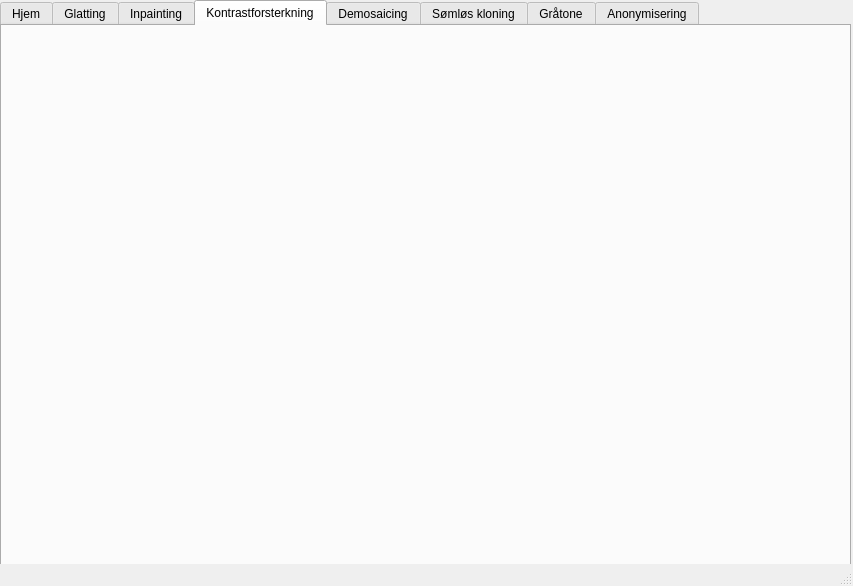
Old version of the form src/gui/mainWindow.ui in the repository jegerud/Sciprog2020project.
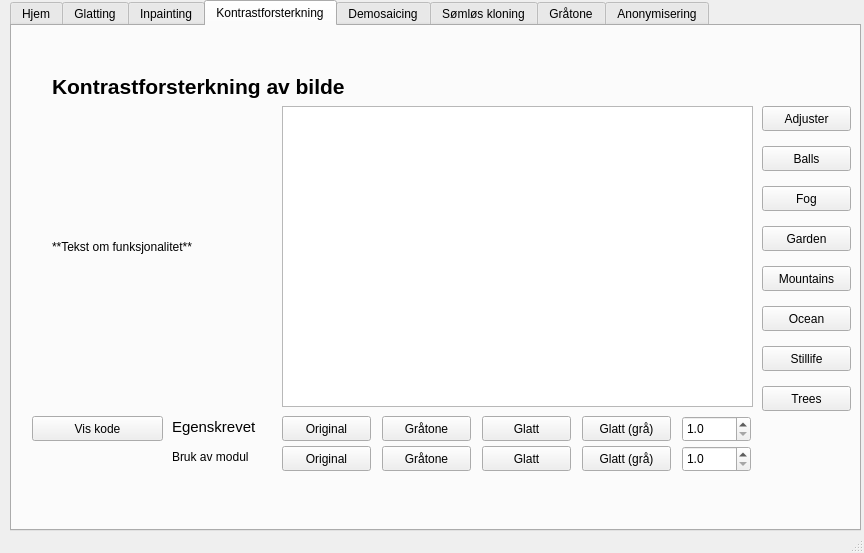
New version of the form. The open tabs and pages were chosen to show the change.

Commit message: Arbeid på UI, dette blir mye jobb

The edit to the form file:
```diff
--- a/src/gui/mainWindow.ui
+++ b/src/gui/mainWindow.ui
@@ -6,8 +6,8 @@
    <rect>
     <x>0</x>
     <y>0</y>
-    <width>853</width>
-    <height>586</height>
+    <width>864</width>
+    <height>553</height>
    </rect>
   </property>
   <property name="windowTitle">
@@ -17,10 +17,10 @@
    <widget class="QTabWidget" name="tabWidget">
     <property name="geometry">
      <rect>
-      <x>0</x>
+      <x>10</x>
       <y>0</y>
       <width>851</width>
-      <height>571</height>
+      <height>531</height>
      </rect>
     </property>
     <property name="tabPosition">
@@ -111,6 +111,344 @@
      <attribute name="title">
       <string>Kontrastforsterkning</string>
      </attribute>
+     <widget class="QGraphicsView" name="graphicsView_5">
+      <property name="geometry">
+       <rect>
+        <x>270</x>
+        <y>80</y>
+        <width>471</width>
+        <height>301</height>
+       </rect>
+      </property>
+     </widget>
+     <widget class="QPushButton" name="pushButton_24">
+      <property name="geometry">
+       <rect>
+        <x>370</x>
+        <y>390</y>
+        <width>89</width>
+        <height>25</height>
+       </rect>
+      </property>
+      <property name="text">
+       <string>Gråtone</string>
+      </property>
+     </widget>
+     <widget class="QPushButton" name="fog_4">
+      <property name="geometry">
+       <rect>
+        <x>750</x>
+        <y>160</y>
+        <width>89</width>
+        <height>25</height>
+       </rect>
+      </property>
+      <property name="text">
+       <string>Fog</string>
+      </property>
+     </widget>
+     <widget class="QPushButton" name="Adjuster_4">
+      <property name="geometry">
+       <rect>
+        <x>750</x>
+        <y>80</y>
+        <width>89</width>
+        <height>25</height>
+       </rect>
+      </property>
+      <property name="text">
+       <string>Adjuster</string>
+      </property>
+     </widget>
+     <widget class="QPushButton" name="mountains_4">
+      <property name="geometry">
+       <rect>
+        <x>750</x>
+        <y>240</y>
+        <width>89</width>
+        <height>25</height>
+       </rect>
+      </property>
+      <property name="text">
+       <string>Mountains</string>
+      </property>
+     </widget>
+     <widget class="QPushButton" name="pushButton_25">
+      <property name="geometry">
+       <rect>
+        <x>750</x>
+        <y>320</y>
+        <width>89</width>
+        <height>25</height>
+       </rect>
+      </property>
+      <property name="text">
+       <string>Stillife</string>
+      </property>
+     </widget>
+     <widget class="QPushButton" name="pushButton_26">
+      <property name="geometry">
+       <rect>
+        <x>20</x>
+        <y>390</y>
+        <width>131</width>
+        <height>25</height>
+       </rect>
+      </property>
+      <property name="text">
+       <string>Vis kode</string>
+      </property>
+     </widget>
+     <widget class="QPushButton" name="pushButton_27">
+      <property name="geometry">
+       <rect>
+        <x>270</x>
+        <y>390</y>
+        <width>89</width>
+        <height>25</height>
+       </rect>
+      </property>
+      <property name="text">
+       <string>Original</string>
+      </property>
+     </widget>
+     <widget class="QPushButton" name="pushButton_28">
+      <property name="geometry">
+       <rect>
+        <x>570</x>
+        <y>390</y>
+        <width>89</width>
+        <height>25</height>
+       </rect>
+      </property>
+      <property name="text">
+       <string>Glatt (grå)</string>
+      </property>
+     </widget>
+     <widget class="QPushButton" name="garden_4">
+      <property name="geometry">
+       <rect>
+        <x>750</x>
+        <y>200</y>
+        <width>89</width>
+        <height>25</height>
+       </rect>
+      </property>
+      <property name="text">
+       <string>Garden</string>
+      </property>
+     </widget>
+     <widget class="QPushButton" name="pushButton_29">
+      <property name="geometry">
+       <rect>
+        <x>470</x>
+        <y>390</y>
+        <width>89</width>
+        <height>25</height>
+       </rect>
+      </property>
+      <property name="text">
+       <string>Glatt</string>
+      </property>
+     </widget>
+     <widget class="QPushButton" name="ocean_4">
+      <property name="geometry">
+       <rect>
+        <x>750</x>
+        <y>280</y>
+        <width>89</width>
+        <height>25</height>
+       </rect>
+      </property>
+      <property name="text">
+       <string>Ocean</string>
+      </property>
+     </widget>
+     <widget class="QDoubleSpinBox" name="doubleSpinBox_3">
+      <property name="geometry">
+       <rect>
+        <x>670</x>
+        <y>390</y>
+        <width>69</width>
+        <height>26</height>
+       </rect>
+      </property>
+      <property name="decimals">
+       <number>1</number>
+      </property>
+      <property name="minimum">
+       <double>1.000000000000000</double>
+      </property>
+      <property name="maximum">
+       <double>4.000000000000000</double>
+      </property>
+     </widget>
+     <widget class="QPushButton" name="trees_4">
+      <property name="geometry">
+       <rect>
+        <x>750</x>
+        <y>360</y>
+        <width>89</width>
+        <height>25</height>
+       </rect>
+      </property>
+      <property name="text">
+       <string>Trees</string>
+      </property>
+     </widget>
+     <widget class="QPushButton" name="balls_4">
+      <property name="geometry">
+       <rect>
+        <x>750</x>
+        <y>120</y>
+        <width>89</width>
+        <height>25</height>
+       </rect>
+      </property>
+      <property name="text">
+       <string>Balls</string>
+      </property>
+     </widget>
+     <widget class="QLabel" name="label_9">
+      <property name="geometry">
+       <rect>
+        <x>40</x>
+        <y>30</y>
+        <width>761</width>
+        <height>61</height>
+       </rect>
+      </property>
+      <property name="font">
+       <font>
+        <pointsize>16</pointsize>
+        <weight>75</weight>
+        <italic>false</italic>
+        <bold>true</bold>
+        <underline>false</underline>
+       </font>
+      </property>
+      <property name="text">
+       <string>Kontrastforsterkning av bilde</string>
+      </property>
+     </widget>
+     <widget class="QPushButton" name="pushButton_30">
+      <property name="geometry">
+       <rect>
+        <x>370</x>
+        <y>420</y>
+        <width>89</width>
+        <height>25</height>
+       </rect>
+      </property>
+      <property name="text">
+       <string>Gråtone</string>
+      </property>
+     </widget>
+     <widget class="QPushButton" name="pushButton_31">
+      <property name="geometry">
+       <rect>
+        <x>470</x>
+        <y>420</y>
+        <width>89</width>
+        <height>25</height>
+       </rect>
+      </property>
+      <property name="text">
+       <string>Glatt</string>
+      </property>
+     </widget>
+     <widget class="QPushButton" name="pushButton_32">
+      <property name="geometry">
+       <rect>
+        <x>270</x>
+        <y>420</y>
+        <width>89</width>
+        <height>25</height>
+       </rect>
+      </property>
+      <property name="text">
+       <string>Original</string>
+      </property>
+     </widget>
+     <widget class="QDoubleSpinBox" name="doubleSpinBox_4">
+      <property name="geometry">
+       <rect>
+        <x>670</x>
+        <y>420</y>
+        <width>69</width>
+        <height>26</height>
+       </rect>
+      </property>
+      <property name="decimals">
+       <number>1</number>
+      </property>
+      <property name="minimum">
+       <double>1.000000000000000</double>
+      </property>
+      <property name="maximum">
+       <double>4.000000000000000</double>
+      </property>
+     </widget>
+     <widget class="QPushButton" name="pushButton_33">
+      <property name="geometry">
+       <rect>
+        <x>570</x>
+        <y>420</y>
+        <width>89</width>
+        <height>25</height>
+       </rect>
+      </property>
+      <property name="text">
+       <string>Glatt (grå)</string>
+      </property>
+     </widget>
+     <widget class="QLabel" name="label_10">
+      <property name="geometry">
+       <rect>
+        <x>160</x>
+        <y>380</y>
+        <width>91</width>
+        <height>41</height>
+       </rect>
+      </property>
+      <property name="font">
+       <font>
+        <pointsize>11</pointsize>
+       </font>
+      </property>
+      <property name="text">
+       <string>Egenskrevet</string>
+      </property>
+      <property name="textFormat">
+       <enum>Qt::AutoText</enum>
+      </property>
+     </widget>
+     <widget class="QLabel" name="label_11">
+      <property name="geometry">
+       <rect>
+        <x>160</x>
+        <y>410</y>
+        <width>101</width>
+        <height>41</height>
+       </rect>
+      </property>
+      <property name="text">
+       <string>Bruk av modul</string>
+      </property>
+     </widget>
+     <widget class="QLabel" name="label_14">
+      <property name="geometry">
+       <rect>
+        <x>40</x>
+        <y>110</y>
+        <width>191</width>
+        <height>221</height>
+       </rect>
+      </property>
+      <property name="text">
+       <string>**Tekst om funksjonalitet**</string>
+      </property>
+     </widget>
     </widget>
     <widget class="QWidget" name="demosaicing">
      <attribute name="title">
```
Left out of the diff: 459 changed lines with no effect on the pictures.
